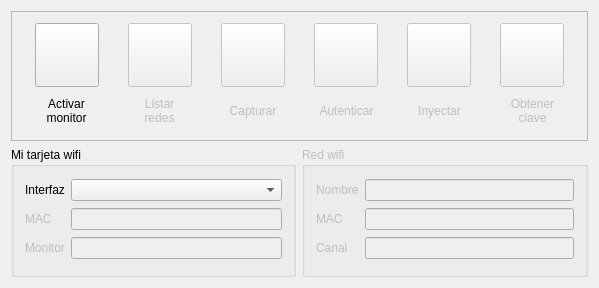
shoden/qaircrack, file qaircrack.ui: the form before one commit.
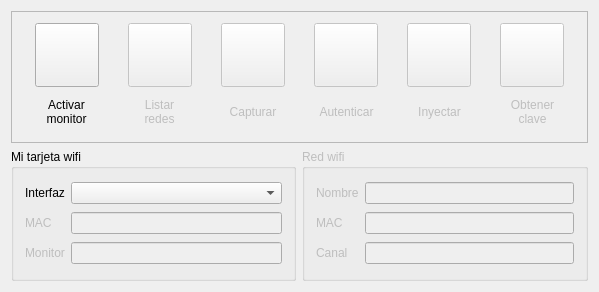
The form after the commit.

Commit message: icono monitor. título terminal

Patch:
```diff
--- a/qaircrack.ui
+++ b/qaircrack.ui
@@ -7,7 +7,7 @@
     <x>0</x>
     <y>0</y>
     <width>599</width>
-    <height>288</height>
+    <height>292</height>
    </rect>
   </property>
   <property name="windowTitle">
```
Left out of the diff: 2 changed lines with no effect on the pictures. The commit also changes 2 other files.
